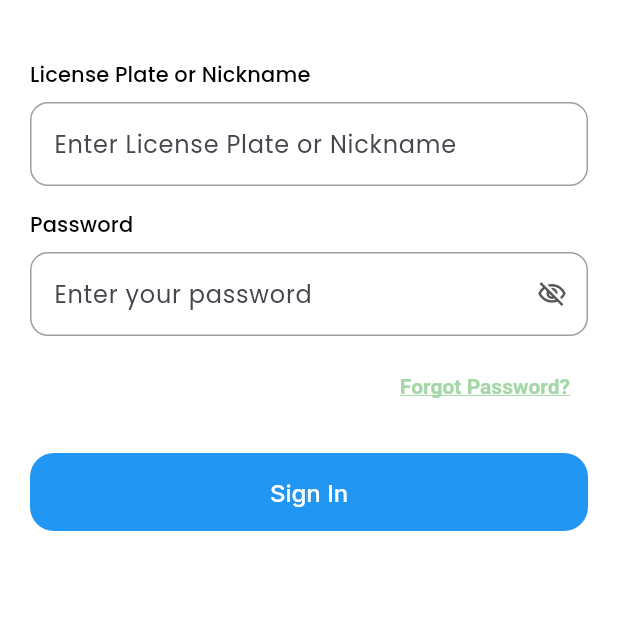
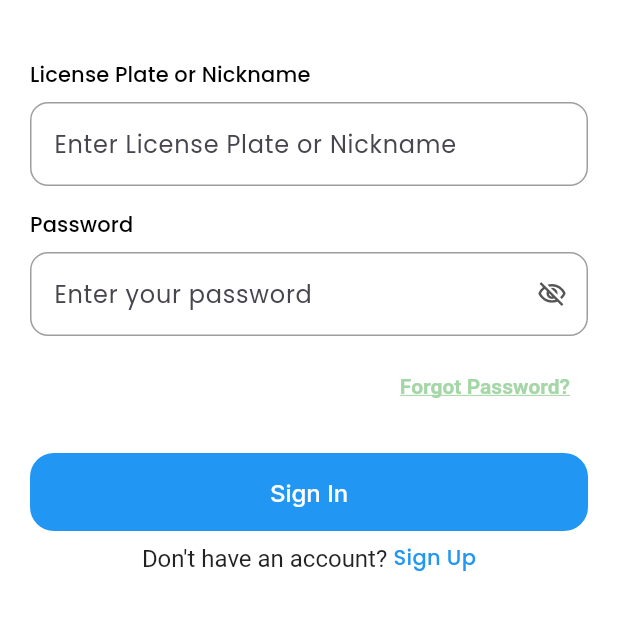
Before and after one commit to rimuakter057/wheew_backup, a Flutter app: the screen it shows after launch, after a tap on "Sign In", on a phone screen of 412 x 824 dp, the part 562-1192 px from its top. Run offline on Flutter 3.47's test engine with Material 3 defaults, Android fonts, the phone set to English and light mode, and no system bars; our stand-ins replace cached_network_image, connectivity_plus, dropdown_button2, flutter_screenutil, flutter_spinkit, flutter_svg and 9 more; accounts and stored records are empty; network calls fail; project files that could hold a hidden picture were left out.

Commit message:
new field update

```diff
--- a/lib/feature/auth/view/sign_in_screen.dart
+++ b/lib/feature/auth/view/sign_in_screen.dart
@@ -7,7 +7,6 @@ import '../../../helper/responsive_helper/responsive_helper.dart';
 import '../repository/auth_controller.dart';
 import '../../../share/widgets/text_field/custom_text_field.dart';
 import '../../../share/widgets/button/primary_button.dart';
-
 
 class SignInScreen extends StatefulWidget {
   const SignInScreen({super.key});
@@ -82,7 +81,7 @@ class _SignInScreenState extends State<SignInScreen> {
                       title: 'license_plate_or_nick_name'.tr,
                       hintText: 'enter_license_plate_or_nick_name'.tr,
                       validator: (value) =>
-                      (value == null || value.trim().isEmpty)
+                          (value == null || value.trim().isEmpty)
                           ? 'Email or License ID is required'
                           : null,
                     ),
@@ -115,8 +114,8 @@ class _SignInScreenState extends State<SignInScreen> {
                         onPressed: controller.isLoading
                             ? null
                             : () {
-                          context.pushNamed(RouteName.forgotPassword);
-                        },
+                                context.pushNamed(RouteName.forgotPassword);
+                              },
                         child: Text(
                           'forgot_password'.tr,
                           style: TextStyle(
@@ -133,8 +132,40 @@ class _SignInScreenState extends State<SignInScreen> {
                     controller.isLoading
                         ? const CircularProgressIndicator()
                         : PrimaryButton(
-                      title: 'sign_in'.tr,
-                      onTap: _handleLogin,
+                            title: 'sign_in'.tr,
+                            onTap: _handleLogin,
+                          ),
+                    SizedBox(height: ResponsiveHelper.spacing(8)),
+
+                    Center(
+                      child: RichText(
+                        text: TextSpan(
+                          style: const TextStyle(
+                            fontSize: 16,
+                            color: Colors.black87,
+                            //fontStyle: FontStyle.italic,
+                          ),
+                          children: [
+                            TextSpan(text: 'do_not_account'.tr),
+                            WidgetSpan(
+                              child: GestureDetector(
+                                onTap: () {
+                                  context.pushNamed(RouteName.signUp);
+                                },
+                                child: Text(
+                                  "sign_up".tr,
+                                  style: TextStyle(
+                                    color: Colors.blue,
+                                    //decoration: TextDecoration.underline,
+                                    fontWeight: FontWeight.w500,
+                                    //fontStyle: FontStyle.italic,
+                                  ),
+                                ),
+                              ),
+                            ),
+                          ],
+                        ),
+                      ),
                     ),
                   ],
                 ),
--- a/lib/utils/string/english.dart
+++ b/lib/utils/string/english.dart
@@ -11,6 +11,8 @@ final Map<String, String> english = {
   'sign_in': 'Sign In',
   'sign_up': 'Sign Up',
   'log_in': 'Log In',
+  'do_not_account': "Don't have an account? ",
+  'already_account1': "Already have account ",
 
   // -------- Sign In --------
   'nick_name': 'Nick Name',
--- a/lib/utils/string/italian.dart
+++ b/lib/utils/string/italian.dart
@@ -11,6 +11,8 @@ final Map<String, String> italian = {
   'sign_up': 'Registrati',
   'log_in': 'Accedi',
   'sign_in': 'Accedi',
+  'do_not_account': "Non hai un account? ",
+  'already_account1': "Hai già un account",
 
   // -------- Sign In --------
   'nick_name': 'Nickname',
```
Also changed, not shown: lib/feature/auth/view/sign_up_screen.dart (+33 -0 lines).
